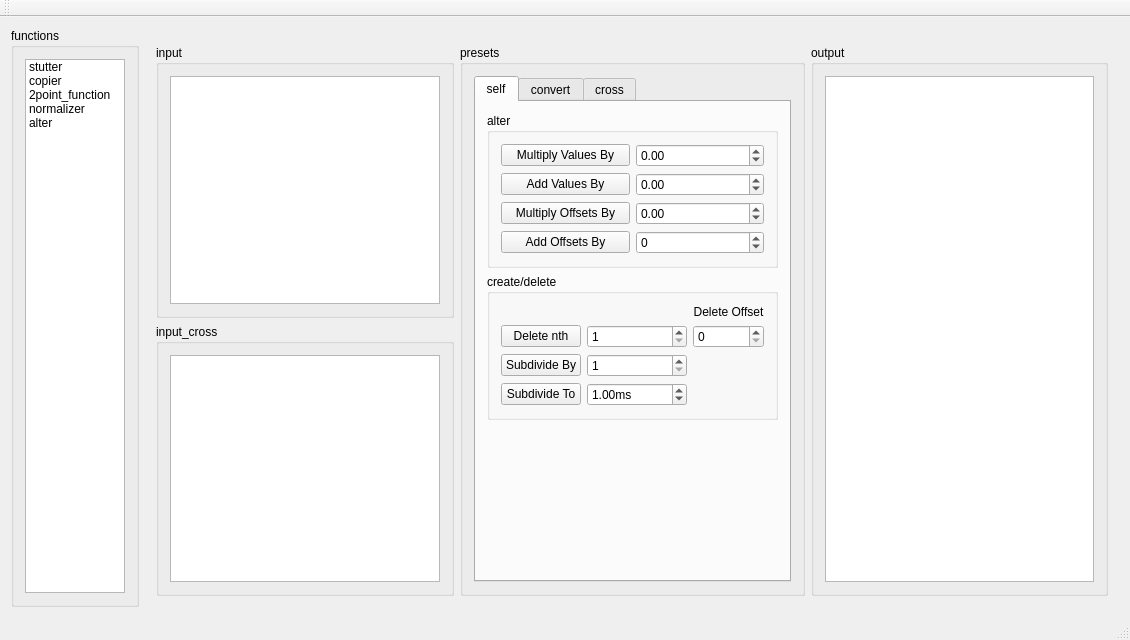
First picture: the form in src/ui/mainwindow.ui, repository Eve-ning/reamber, before the edit.
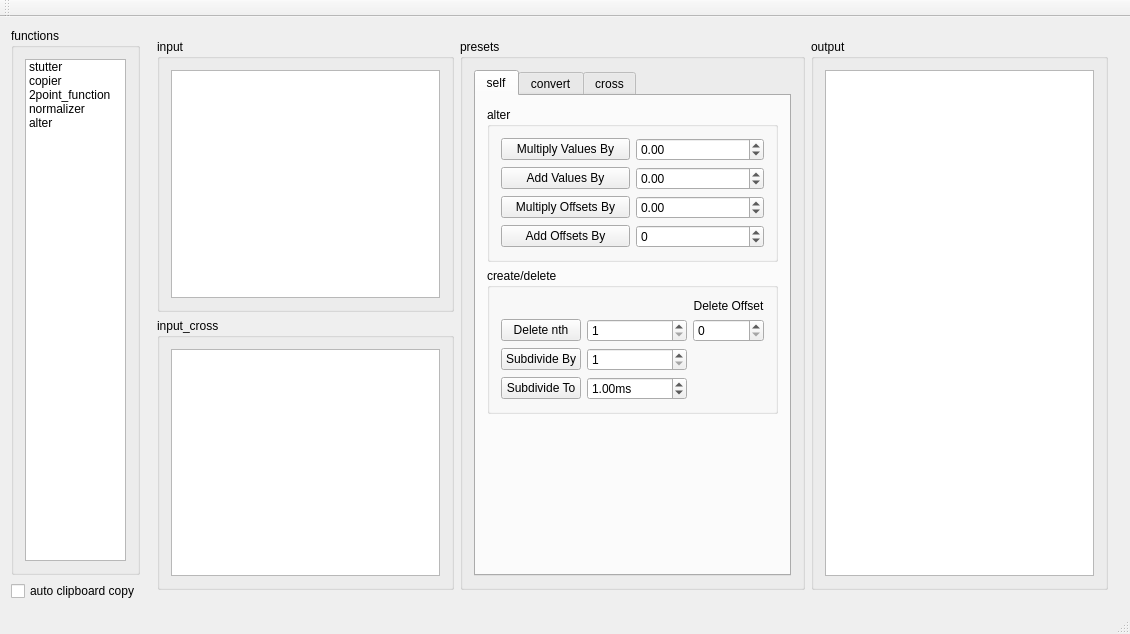
Second picture: the form after the edit. Icons and pictures are not drawn. Custom widgets are drawn as their Qt base class.

Commit message: Implement auto clipboard copy #23

```diff
--- a/src/ui/mainwindow.ui
+++ b/src/ui/mainwindow.ui
@@ -69,7 +69,14 @@
       </layout>
      </widget>
     </item>
-    <item row="1" column="1">
+    <item row="2" column="0">
+     <widget class="QCheckBox" name="clipboard_copy">
+      <property name="text">
+       <string>auto clipboard copy</string>
+      </property>
+     </widget>
+    </item>
+    <item row="0" column="1" rowspan="3">
      <widget class="QStackedWidget" name="stackedWidget">
       <property name="currentIndex">
        <number>4</number>
```
Left out of the diff: 15 changed lines with no effect on the pictures. The commit also changes 2 other files.
